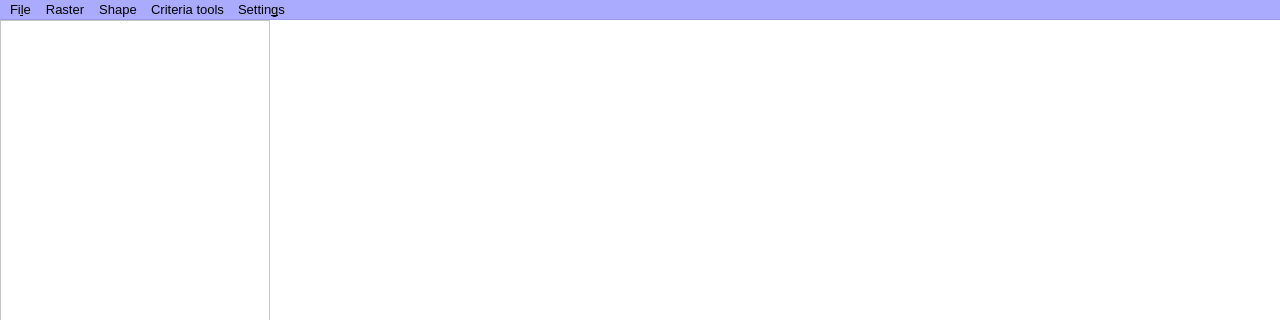
Before: the Qt Designer form bin/CRITERIAGEO/mainWindow.ui in ARPA-SIMC/CRITERIA1D, drawn with Qt 5; both pictures show x 0 to 1280 and y 0 to 320 of the 1280 by 720 pixel window.
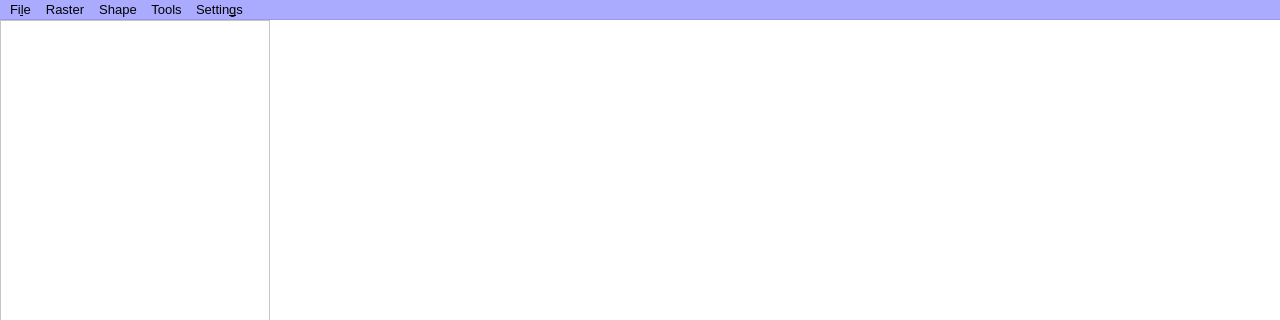
After: the same form once the commit is applied.

Commit message: add move layer in criteria geo

Diff of the .ui file:
```diff
--- a/bin/CRITERIAGEO/mainWindow.ui
+++ b/bin/CRITERIAGEO/mainWindow.ui
@@ -566,7 +566,7 @@
    </widget>
    <widget class="QMenu" name="menuTools">
     <property name="title">
-     <string>Criteria tools</string>
+     <string>Tools</string>
     </property>
     <addaction name="actionCompute_Ucm_intersection"/>
     <addaction name="actionCompute_Ucm_prevailing"/>
```
Left out of the diff: 6 changed lines with no effect on the pictures. The commit also changes 10 other files.
